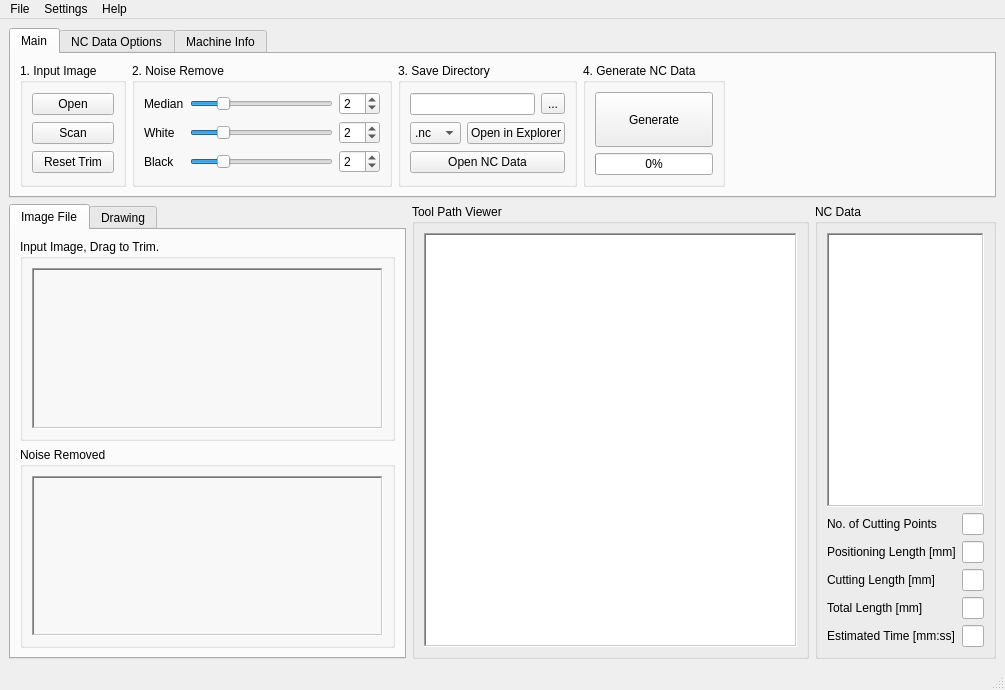
First picture: the form in mainwindow.ui, repository okmtkn/Pic2NC, before the edit.
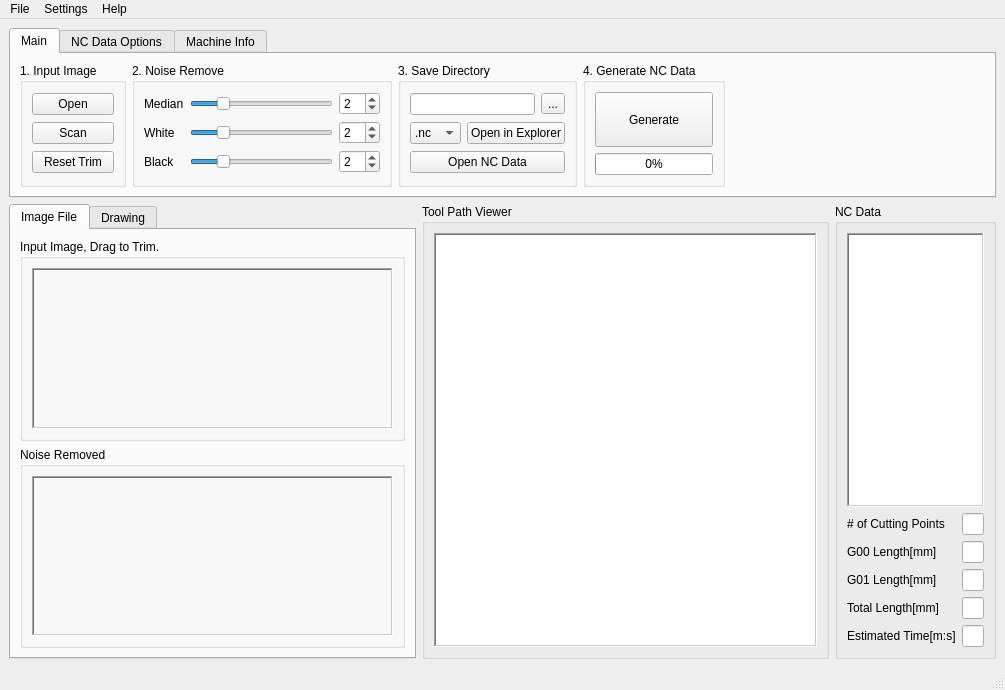
Second picture: the form after the edit.

Patch:
```diff
--- a/mainwindow.ui
+++ b/mainwindow.ui
@@ -1075,35 +1075,35 @@
            <item row="0" column="0">
             <widget class="QLabel" name="label_22">
              <property name="text">
-              <string>No. of Cutting Points</string>
+              <string># of Cutting Points</string>
              </property>
             </widget>
            </item>
            <item row="1" column="0">
             <widget class="QLabel" name="label_11">
              <property name="text">
-              <string>Positioning Length [mm]</string>
+              <string>G00 Length[mm]</string>
              </property>
             </widget>
            </item>
            <item row="2" column="0">
             <widget class="QLabel" name="label_12">
              <property name="text">
-              <string>Cutting Length [mm]</string>
+              <string>G01 Length[mm]</string>
              </property>
             </widget>
            </item>
            <item row="3" column="0">
             <widget class="QLabel" name="label_14">
              <property name="text">
-              <string>Total Length [mm]</string>
+              <string>Total Length[mm]</string>
              </property>
             </widget>
            </item>
            <item row="4" column="0">
             <widget class="QLabel" name="label_13">
              <property name="text">
-              <string>Estimated Time [mm:ss]</string>
+              <string>Estimated Time[m:s]</string>
              </property>
             </widget>
            </item>
```
